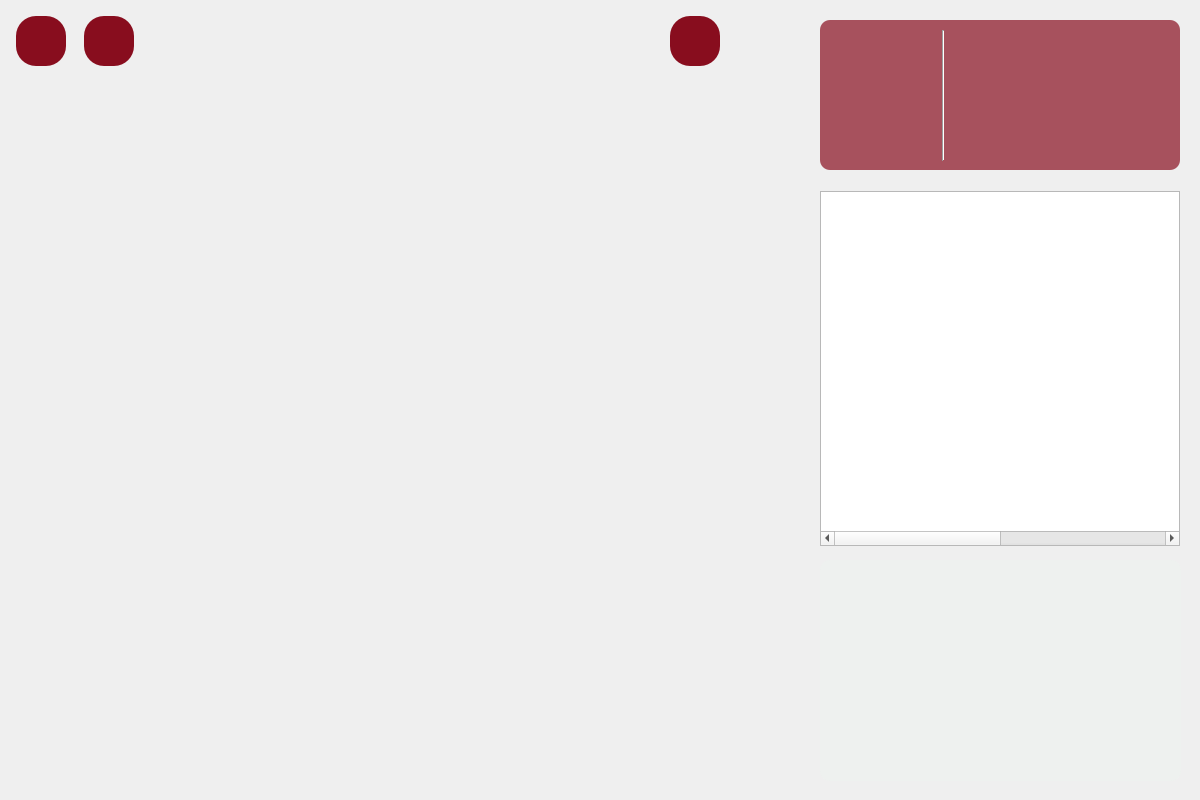
First picture: the form in app/game.ui, repository ce-itcr/Gladiators-GBP, before the edit.
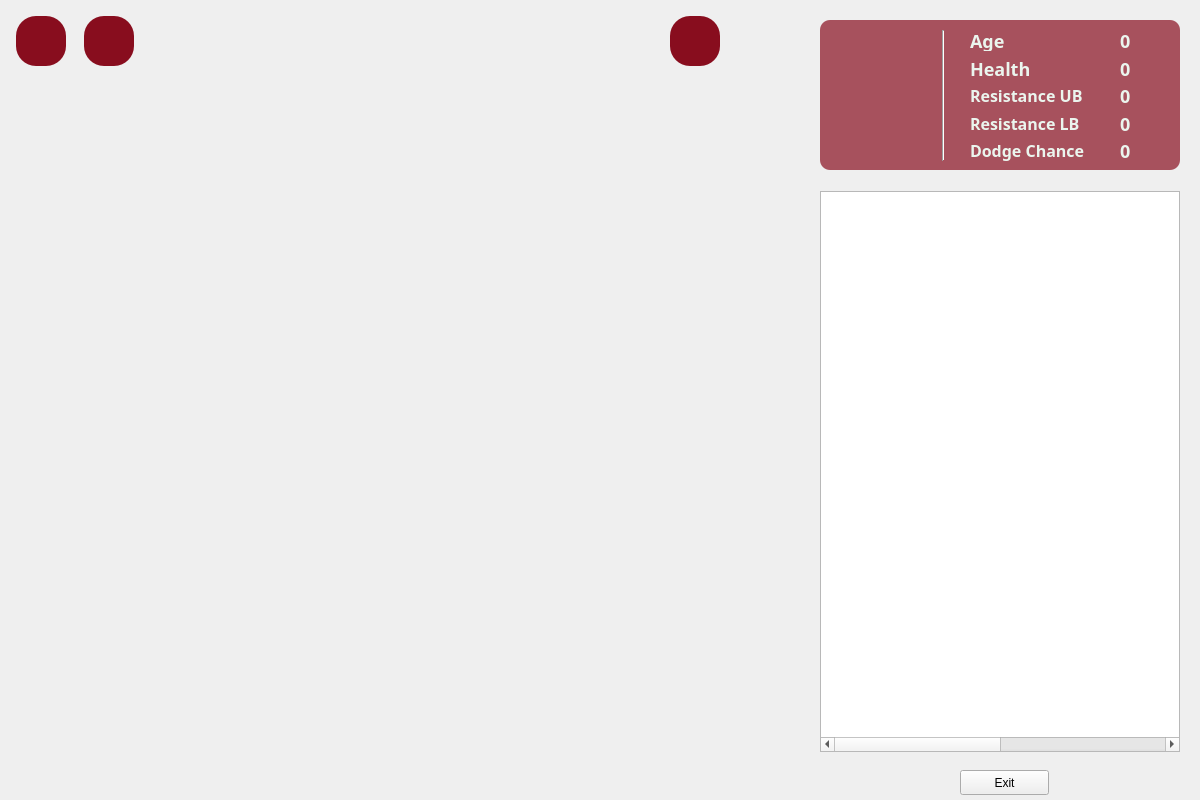
Second picture: the form after the edit. Icons and pictures are not drawn.

```diff
--- a/app/game.ui
+++ b/app/game.ui
@@ -114,7 +114,7 @@
      <x>820</x>
      <y>191</y>
      <width>360</width>
-     <height>355</height>
+     <height>561</height>
     </rect>
    </property>
    <property name="styleSheet">
@@ -331,24 +331,288 @@
     </size>
    </property>
   </widget>
-  <widget class="QFrame" name="geneticProgress">
+  <widget class="QLabel" name="resUPIN">
    <property name="geometry">
     <rect>
-     <x>820</x>
-     <y>560</y>
-     <width>361</width>
-     <height>221</height>
+     <x>1120</x>
+     <y>85</y>
+     <width>31</width>
+     <height>21</height>
     </rect>
    </property>
    <property name="styleSheet">
-    <string notr="true">background-color: rgba(235, 245, 238, 0.29);
-border-radius: 10px;</string>
+    <string notr="true">font-family: Montserrat;
+font-style: normal;
+font-weight: 500;
+font-size: 18px;
+line-height: 22px;
+
+color: #EBF5EE;
+</string>
    </property>
-   <property name="frameShape">
-    <enum>QFrame::StyledPanel</enum>
+   <property name="text">
+    <string>0</string>
    </property>
-   <property name="frameShadow">
-    <enum>QFrame::Raised</enum>
+  </widget>
+  <widget class="QLabel" name="resLBIN">
+   <property name="geometry">
+    <rect>
+     <x>1120</x>
+     <y>113</y>
+     <width>31</width>
+     <height>21</height>
+    </rect>
+   </property>
+   <property name="styleSheet">
+    <string notr="true">font-family: Montserrat;
+font-style: normal;
+font-weight: 500;
+font-size: 18px;
+line-height: 22px;
+
+color: #EBF5EE;
+</string>
+   </property>
+   <property name="text">
+    <string>0</string>
+   </property>
+  </widget>
+  <widget class="QLabel" name="healthIN">
+   <property name="geometry">
+    <rect>
+     <x>1120</x>
+     <y>58</y>
+     <width>31</width>
+     <height>21</height>
+    </rect>
+   </property>
+   <property name="styleSheet">
+    <string notr="true">font-family: Montserrat;
+font-style: normal;
+font-weight: 500;
+font-size: 18px;
+line-height: 22px;
+
+color: #EBF5EE;
+</string>
+   </property>
+   <property name="text">
+    <string>0</string>
+   </property>
+  </widget>
+  <widget class="QLabel" name="resistanceLBLabel">
+   <property name="geometry">
+    <rect>
+     <x>970</x>
+     <y>113</y>
+     <width>121</width>
+     <height>21</height>
+    </rect>
+   </property>
+   <property name="styleSheet">
+    <string notr="true">font-family: Montserrat;
+font-style: normal;
+font-weight: 500;
+font-size: 16px;
+line-height: 22px;
+
+color: #EBF5EE;
+</string>
+   </property>
+   <property name="text">
+    <string>Resistance LB</string>
+   </property>
+  </widget>
+  <widget class="QLabel" name="dodgeIN">
+   <property name="geometry">
+    <rect>
+     <x>1120</x>
+     <y>140</y>
+     <width>31</width>
+     <height>21</height>
+    </rect>
+   </property>
+   <property name="styleSheet">
+    <string notr="true">font-family: Montserrat;
+font-style: normal;
+font-weight: 500;
+font-size: 18px;
+line-height: 22px;
+
+color: #EBF5EE;
+</string>
+   </property>
+   <property name="text">
+    <string>0</string>
+   </property>
+  </widget>
+  <widget class="QLabel" name="iconLabel">
+   <property name="geometry">
+    <rect>
+     <x>830</x>
+     <y>30</y>
+     <width>115</width>
+     <height>120</height>
+    </rect>
+   </property>
+   <property name="styleSheet">
+    <string notr="true"/>
+   </property>
+   <property name="text">
+    <string/>
+   </property>
+   <property name="pixmap">
+    <pixmap resource="imgresources.qrc">:/img/icon.png</pixmap>
+   </property>
+   <property name="scaledContents">
+    <bool>true</bool>
+   </property>
+  </widget>
+  <widget class="QLabel" name="dodgeLabel">
+   <property name="geometry">
+    <rect>
+     <x>970</x>
+     <y>140</y>
+     <width>121</width>
+     <height>21</height>
+    </rect>
+   </property>
+   <property name="styleSheet">
+    <string notr="true">font-family: Montserrat;
+font-style: normal;
+font-weight: 500;
+font-size: 16px;
+line-height: 22px;
+
+color: #EBF5EE;
+</string>
+   </property>
+   <property name="text">
+    <string>Dodge Chance</string>
+   </property>
+  </widget>
+  <widget class="Line" name="line">
+   <property name="geometry">
+    <rect>
+     <x>933</x>
+     <y>30</y>
+     <width>20</width>
+     <height>131</height>
+    </rect>
+   </property>
+   <property name="styleSheet">
+    <string notr="true">gridline-color: rgb(235, 245, 238);
+border-color: rgb(235, 245, 238);
+color: rgb(235, 245, 238);
+</string>
+   </property>
+   <property name="orientation">
+    <enum>Qt::Vertical</enum>
+   </property>
+  </widget>
+  <widget class="QLabel" name="ageLabel">
+   <property name="geometry">
+    <rect>
+     <x>970</x>
+     <y>30</y>
+     <width>67</width>
+     <height>21</height>
+    </rect>
+   </property>
+   <property name="styleSheet">
+    <string notr="true">font-family: Montserrat;
+font-style: normal;
+font-weight: 500;
+font-size: 18px;
+line-height: 22px;
+
+color: #EBF5EE;
+</string>
+   </property>
+   <property name="text">
+    <string>Age</string>
+   </property>
+  </widget>
+  <widget class="QLabel" name="ageIN">
+   <property name="geometry">
+    <rect>
+     <x>1120</x>
+     <y>30</y>
+     <width>31</width>
+     <height>21</height>
+    </rect>
+   </property>
+   <property name="styleSheet">
+    <string notr="true">font-family: Montserrat;
+font-style: normal;
+font-weight: 500;
+font-size: 18px;
+line-height: 22px;
+
+color: #EBF5EE;
+</string>
+   </property>
+   <property name="text">
+    <string>0</string>
+   </property>
+  </widget>
+  <widget class="QLabel" name="healthLabel">
+   <property name="geometry">
+    <rect>
+     <x>970</x>
+     <y>58</y>
+     <width>67</width>
+     <height>21</height>
+    </rect>
+   </property>
+   <property name="styleSheet">
+    <string notr="true">font-family: Montserrat;
+font-style: normal;
+font-weight: 500;
+font-size: 18px;
+line-height: 22px;
+
+color: #EBF5EE;
+</string>
+   </property>
+   <property name="text">
+    <string>Health</string>
+   </property>
+  </widget>
+  <widget class="QLabel" name="resistanceUPLabel">
+   <property name="geometry">
+    <rect>
+     <x>970</x>
+     <y>85</y>
+     <width>121</width>
+     <height>21</height>
+    </rect>
+   </property>
+   <property name="styleSheet">
+    <string notr="true">font-family: Montserrat;
+font-style: normal;
+font-weight: 500;
+font-size: 16px;
+line-height: 22px;
+
+color: #EBF5EE;
+</string>
+   </property>
+   <property name="text">
+    <string>Resistance UB</string>
+   </property>
+  </widget>
+  <widget class="QPushButton" name="exitButton">
+   <property name="geometry">
+    <rect>
+     <x>960</x>
+     <y>770</y>
+     <width>89</width>
+     <height>25</height>
+    </rect>
+   </property>
+   <property name="text">
+    <string>Exit</string>
    </property>
   </widget>
  </widget>
```
Left out of the diff: 41 changed lines with no effect on the pictures.
